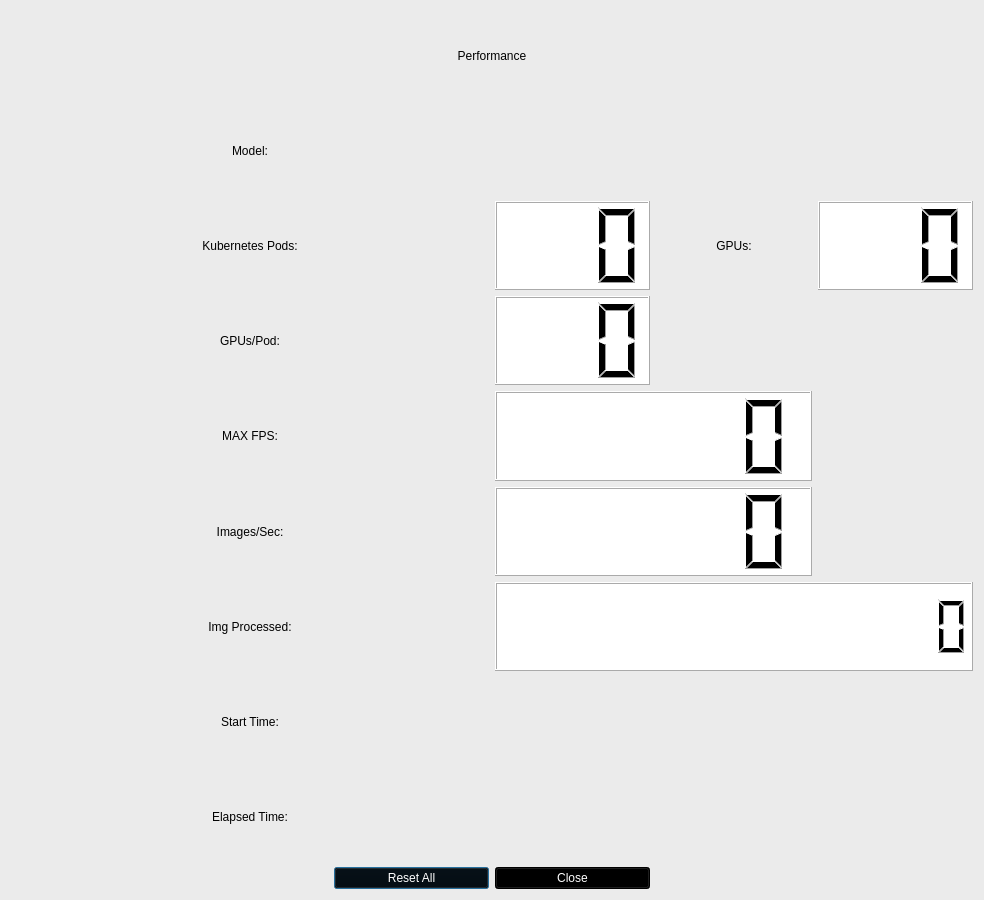
japarada/MIVisionX, file apps/cloud_inference/client_app/perf_graph.ui: the form before one commit.
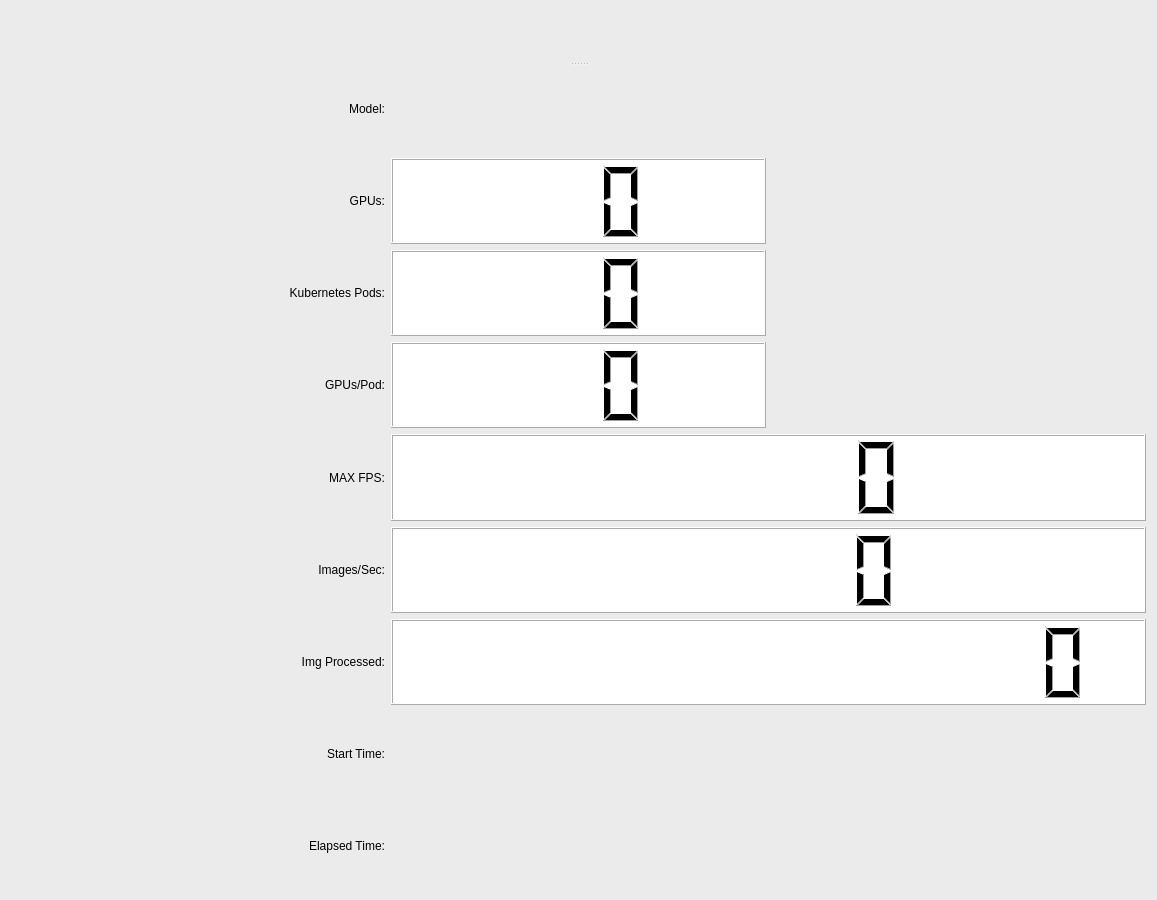
The form after the commit. Icons and pictures are not drawn.

Commit message:
H/graph enhancement (#15)
* graph fix

* MV Compile - bug fix (#136)

* graph ui fix

* added rocm logo

* graph update

* Cloud Inference Application - graph update (#139)

* graph update

* graph update

* graph update

* update ui

Diff of the .ui file:
```diff
--- a/apps/cloud_inference/client_app/perf_graph.ui
+++ b/apps/cloud_inference/client_app/perf_graph.ui
@@ -9,7 +9,7 @@
    <rect>
     <x>0</x>
     <y>0</y>
-    <width>984</width>
+    <width>1157</width>
     <height>900</height>
    </rect>
   </property>
@@ -26,9 +26,106 @@
    <string notr="true">
 background-color: rgb(235, 235, 235);</string>
   </property>
+  <property name="sizeGripEnabled">
+   <bool>false</bool>
+  </property>
+  <layout class="QGridLayout" name="gridLayout_2">
+   <item row="0" column="0">
+    <widget class="QSplitter" name="splitter">
+     <property name="orientation">
+      <enum>Qt::Vertical</enum>
+     </property>
+     <widget class="QWidget" name="">
+      <layout class="QHBoxLayout" name="horizontalLayout_2">
+       <property name="sizeConstraint">
+        <enum>QLayout::SetDefaultConstraint</enum>
+       </property>
+       <item>
+        <widget class="QLabel" name="logo_label_2">
+         <property name="sizePolicy">
+          <sizepolicy hsizetype="Preferred" vsizetype="Fixed">
+           <horstretch>0</horstretch>
+           <verstretch>0</verstretch>
+          </sizepolicy>
+         </property>
+         <property name="text">
+          <string/>
+         </property>
+         <property name="pixmap">
+          <pixmap resource="resources.qrc">:/images/AMD.png</pixmap>
+         </property>
+         <property name="scaledContents">
+          <bool>false</bool>
+         </property>
+         <property name="alignment">
+          <set>Qt::AlignCenter</set>
+         </property>
+        </widget>
+       </item>
+       <item>
+        <widget class="QLabel" name="logo_label_3">
+         <property name="sizePolicy">
+          <sizepolicy hsizetype="Preferred" vsizetype="Fixed">
+           <horstretch>0</horstretch>
+           <verstretch>0</verstretch>
+          </sizepolicy>
+         </property>
+         <property name="text">
+          <string/>
+         </property>
+         <property name="pixmap">
+          <pixmap resource="resources.qrc">:/images/Radeon.png</pixmap>
+         </property>
+         <property name="alignment">
+          <set>Qt::AlignCenter</set>
+         </property>
+        </widget>
+       </item>
+       <item>
+        <widget class="QLabel" name="logo_label">
+         <property name="sizePolicy">
+          <sizepolicy hsizetype="Preferred" vsizetype="Fixed">
+           <horstretch>0</horstretch>
+           <verstretch>0</verstretch>
+          </sizepolicy>
+         </property>
+         <property name="text">
+          <string/>
+         </property>
+         <property name="pixmap">
+          <pixmap resource="resources.qrc">:/images/MIVisionX.png</pixmap>
+         </property>
+         <property name="alignment">
+          <set>Qt::AlignRight|Qt::AlignTrailing|Qt::AlignVCenter</set>
+         </property>
+        </widget>
+       </item>
+      </layout>
+     </widget>
+     <widget class="QWidget" name="">
   <layout class="QGridLayout" name="gridLayout">
-   <item row="3" column="3">
+       <item row="16" column="0">
+        <widget class="QLabel" name="ElapsedTimeName_label">
+         <property name="styleSheet">
+          <string notr="true">color: rgb(0, 0, 0);
+font: 75 36pt &quot;Ubuntu&quot;;</string>
+         </property>
+         <property name="text">
+          <string>Elapsed Time:</string>
+         </property>
+         <property name="alignment">
+          <set>Qt::AlignRight|Qt::AlignTrailing|Qt::AlignVCenter</set>
+         </property>
+        </widget>
+       </item>
+       <item row="8" column="1">
     <widget class="QLCDNumber" name="GPU_lcdNumber">
+         <property name="sizePolicy">
+          <sizepolicy hsizetype="Minimum" vsizetype="Minimum">
+           <horstretch>0</horstretch>
+           <verstretch>0</verstretch>
+          </sizepolicy>
+         </property>
      <property name="styleSheet">
       <string notr="true">background-color: rgb(255, 255, 255);
 color: rgb(0, 0, 0);</string>
@@ -38,18 +135,98 @@
      </property>
     </widget>
    </item>
-   <item row="0" column="0">
-    <widget class="QLabel" name="logo_label_2">
+       <item row="12" column="0">
+        <widget class="QLabel" name="fps_label">
+         <property name="styleSheet">
+          <string notr="true">color: rgb(0, 0, 0);
+font: 75 36pt &quot;Ubuntu&quot;;</string>
+         </property>
+         <property name="text">
+          <string>Images/Sec:</string>
+         </property>
+         <property name="alignment">
+          <set>Qt::AlignRight|Qt::AlignTrailing|Qt::AlignVCenter</set>
+         </property>
+        </widget>
+       </item>
+       <item row="15" column="0">
+        <widget class="QLabel" name="startName_label">
+         <property name="styleSheet">
+          <string notr="true">color: rgb(0, 0, 0);
+font: 75 36pt &quot;Ubuntu&quot;;</string>
+         </property>
+         <property name="text">
+          <string>Start Time:</string>
+         </property>
+         <property name="alignment">
+          <set>Qt::AlignRight|Qt::AlignTrailing|Qt::AlignVCenter</set>
+         </property>
+        </widget>
+       </item>
+       <item row="5" column="0">
+        <widget class="QLabel" name="kubernetes_pod_label">
+         <property name="styleSheet">
+          <string notr="true">color: rgb(0, 0, 0);
+font: 75 36pt &quot;Ubuntu&quot;;</string>
+         </property>
+         <property name="text">
+          <string>Kubernetes Pods:</string>
+         </property>
+         <property name="alignment">
+          <set>Qt::AlignRight|Qt::AlignTrailing|Qt::AlignVCenter</set>
+         </property>
+        </widget>
+       </item>
+       <item row="0" column="1">
+        <widget class="QLabel" name="modelName_label">
+         <property name="styleSheet">
+          <string notr="true">color: rgb(170, 0, 0);
+font: 75 36pt &quot;Ubuntu&quot;;</string>
+         </property>
      <property name="text">
       <string/>
      </property>
-     <property name="pixmap">
-      <pixmap resource="resources.qrc">:/images/amd-logo-150x150.jpg</pixmap>
-     </property>
-    </widget>
-   </item>
-   <item row="5" column="3" colspan="2">
+        </widget>
+       </item>
+       <item row="5" column="1">
+        <widget class="QLCDNumber" name="pods_lcdNumber">
+         <property name="sizePolicy">
+          <sizepolicy hsizetype="Minimum" vsizetype="Minimum">
+           <horstretch>0</horstretch>
+           <verstretch>0</verstretch>
+          </sizepolicy>
+         </property>
+         <property name="styleSheet">
+          <string notr="true">background-color: rgb(255, 255, 255);
+color: rgb(0, 0, 0);</string>
+         </property>
+         <property name="digitCount">
+          <number>3</number>
+         </property>
+        </widget>
+       </item>
+       <item row="0" column="0">
+        <widget class="QLabel" name="Model_label">
+         <property name="styleSheet">
+          <string notr="true">color: rgb(0, 0, 0);
+font: 75 36pt &quot;Ubuntu&quot;;</string>
+         </property>
+         <property name="text">
+          <string>Model:</string>
+         </property>
+         <property name="alignment">
+          <set>Qt::AlignRight|Qt::AlignTrailing|Qt::AlignVCenter</set>
+         </property>
+        </widget>
+       </item>
+       <item row="12" column="1" colspan="2">
     <widget class="QLCDNumber" name="fps_lcdNumber">
+         <property name="sizePolicy">
+          <sizepolicy hsizetype="Minimum" vsizetype="Minimum">
+           <horstretch>0</horstretch>
+           <verstretch>0</verstretch>
+          </sizepolicy>
+         </property>
      <property name="styleSheet">
       <string notr="true">background-color: rgb(255, 255, 255);
 color: rgb(0, 0, 0);</string>
@@ -65,76 +242,14 @@
      </property>
     </widget>
    </item>
-   <item row="2" column="4">
-    <widget class="QLabel" name="TotalGPU_label">
-     <property name="styleSheet">
-      <string notr="true">color: rgb(0, 0, 0);
-font: 75 36pt &quot;Ubuntu&quot;;</string>
-     </property>
-     <property name="text">
-      <string>GPUs:</string>
-     </property>
-     <property name="alignment">
-      <set>Qt::AlignCenter</set>
-     </property>
-    </widget>
-   </item>
-   <item row="0" column="5">
-    <widget class="QLabel" name="logo_label">
-     <property name="text">
-      <string/>
-     </property>
-     <property name="pixmap">
-      <pixmap resource="resources.qrc">:/images/vega_icon_150.png</pixmap>
-     </property>
-    </widget>
-   </item>
-   <item row="2" column="3">
-    <widget class="QLCDNumber" name="pods_lcdNumber">
-     <property name="styleSheet">
-      <string notr="true">background-color: rgb(255, 255, 255);
-color: rgb(0, 0, 0);</string>
-     </property>
-     <property name="digitCount">
-      <number>3</number>
-     </property>
-    </widget>
-   </item>
-   <item row="2" column="5">
-    <widget class="QLCDNumber" name="TotalGPU_lcdNumber">
-     <property name="styleSheet">
-      <string notr="true">background-color: rgb(255, 255, 255);
-color: rgb(0, 0, 0);</string>
-     </property>
-     <property name="digitCount">
-      <number>3</number>
-     </property>
-    </widget>
-   </item>
-   <item row="1" column="3" colspan="3">
-    <widget class="QLabel" name="modelName_label">
-     <property name="styleSheet">
-      <string notr="true">color: rgb(170, 0, 0);
-font: 75 36pt &quot;Ubuntu&quot;;</string>
-     </property>
-     <property name="text">
-      <string/>
-     </property>
-    </widget>
-   </item>
-   <item row="9" column="2">
-    <widget class="QPushButton" name="reset_pushButton">
-     <property name="styleSheet">
-      <string notr="true">background-color: rgb(0, 0, 0);
-color: rgb(255, 255, 255);</string>
-     </property>
-     <property name="text">
-      <string>Reset All</string>
-     </property>
-    </widget>
-   </item>
-   <item row="4" column="3" colspan="2">
+       <item row="10" column="1" colspan="2">
     <widget class="QLCDNumber" name="maxFPS_lcdNumber">
+         <property name="sizePolicy">
+          <sizepolicy hsizetype="Minimum" vsizetype="Minimum">
+           <horstretch>0</horstretch>
+           <verstretch>0</verstretch>
+          </sizepolicy>
+         </property>
      <property name="styleSheet">
       <string notr="true">background-color: rgb(255, 255, 255);
 color: rgb(0, 0, 0);</string>
@@ -144,63 +259,7 @@
      </property>
     </widget>
    </item>
-   <item row="0" column="1" colspan="4">
-    <widget class="QLabel" name="header_label">
-     <property name="styleSheet">
-      <string notr="true">color: rgb(0, 0, 0);
-font: 75 48pt &quot;Ubuntu&quot;;</string>
-     </property>
-     <property name="text">
-      <string>Performance</string>
-     </property>
-     <property name="alignment">
-      <set>Qt::AlignCenter</set>
-     </property>
-    </widget>
-   </item>
-   <item row="1" column="0" colspan="3">
-    <widget class="QLabel" name="Model_label">
-     <property name="styleSheet">
-      <string notr="true">color: rgb(0, 0, 0);
-font: 75 36pt &quot;Ubuntu&quot;;</string>
-     </property>
-     <property name="text">
-      <string>Model:</string>
-     </property>
-     <property name="alignment">
-      <set>Qt::AlignCenter</set>
-     </property>
-    </widget>
-   </item>
-   <item row="2" column="0" colspan="3">
-    <widget class="QLabel" name="kubernetes_pod_label">
-     <property name="styleSheet">
-      <string notr="true">color: rgb(0, 0, 0);
-font: 75 36pt &quot;Ubuntu&quot;;</string>
-     </property>
-     <property name="text">
-      <string>Kubernetes Pods:</string>
-     </property>
-     <property name="alignment">
-      <set>Qt::AlignCenter</set>
-     </property>
-    </widget>
-   </item>
-   <item row="3" column="0" colspan="3">
-    <widget class="QLabel" name="NGPU_label">
-     <property name="styleSheet">
-      <string notr="true">color: rgb(0, 0, 0);
-font: 75 36pt &quot;Ubuntu&quot;;</string>
-     </property>
-     <property name="text">
-      <string>GPUs/Pod:</string>
-     </property>
-     <property name="alignment">
-      <set>Qt::AlignCenter</set>
-     </property>
-    </widget>
-   </item>
-   <item row="4" column="0" colspan="3">
+       <item row="10" column="0">
     <widget class="QLabel" name="maxFPS_label">
      <property name="styleSheet">
       <string notr="true">font: 75 36pt &quot;Ubuntu&quot;;
@@ -210,25 +269,39 @@
       <string>MAX FPS:</string>
      </property>
      <property name="alignment">
-      <set>Qt::AlignCenter</set>
+          <set>Qt::AlignRight|Qt::AlignTrailing|Qt::AlignVCenter</set>
      </property>
     </widget>
    </item>
-   <item row="5" column="0" colspan="3">
-    <widget class="QLabel" name="fps_label">
+       <item row="8" column="0">
+        <widget class="QLabel" name="NGPU_label">
      <property name="styleSheet">
       <string notr="true">color: rgb(0, 0, 0);
 font: 75 36pt &quot;Ubuntu&quot;;</string>
      </property>
      <property name="text">
-      <string>Images/Sec:</string>
+          <string>GPUs/Pod:</string>
      </property>
      <property name="alignment">
-      <set>Qt::AlignCenter</set>
+          <set>Qt::AlignRight|Qt::AlignTrailing|Qt::AlignVCenter</set>
      </property>
     </widget>
    </item>
-   <item row="6" column="0" colspan="3">
+       <item row="2" column="0">
+        <widget class="QLabel" name="TotalGPU_label">
+         <property name="styleSheet">
+          <string notr="true">color: rgb(0, 0, 0);
+font: 75 36pt &quot;Ubuntu&quot;;</string>
+         </property>
+         <property name="text">
+          <string>GPUs:</string>
+         </property>
+         <property name="alignment">
+          <set>Qt::AlignRight|Qt::AlignTrailing|Qt::AlignVCenter</set>
+         </property>
+        </widget>
+       </item>
+       <item row="14" column="0">
     <widget class="QLabel" name="images_label">
      <property name="styleSheet">
       <string notr="true">color: rgb(0, 0, 0);
@@ -238,50 +311,11 @@
       <string>Img Processed:</string>
      </property>
      <property name="alignment">
-      <set>Qt::AlignCenter</set>
+          <set>Qt::AlignRight|Qt::AlignTrailing|Qt::AlignVCenter</set>
      </property>
     </widget>
    </item>
-   <item row="7" column="0" colspan="3">
-    <widget class="QLabel" name="startName_label">
-     <property name="styleSheet">
-      <string notr="true">color: rgb(0, 0, 0);
-font: 75 36pt &quot;Ubuntu&quot;;</string>
-     </property>
-     <property name="text">
-      <string>Start Time:</string>
-     </property>
-     <property name="alignment">
-      <set>Qt::AlignCenter</set>
-     </property>
-    </widget>
-   </item>
-   <item row="8" column="0" colspan="3">
-    <widget class="QLabel" name="ElapsedTimeName_label">
-     <property name="styleSheet">
-      <string notr="true">color: rgb(0, 0, 0);
-font: 75 36pt &quot;Ubuntu&quot;;</string>
-     </property>
-     <property name="text">
-      <string>Elapsed Time:</string>
-     </property>
-     <property name="alignment">
-      <set>Qt::AlignCenter</set>
-     </property>
-    </widget>
-   </item>
-   <item row="8" column="3" colspan="3">
-    <widget class="QLabel" name="elapsedTime_label">
-     <property name="styleSheet">
-      <string notr="true">color: rgb(170, 0, 0);
-font: 75 28pt &quot;Ubuntu&quot;;</string>
-     </property>
-     <property name="text">
-      <string/>
-     </property>
-    </widget>
-   </item>
-   <item row="7" column="3" colspan="3">
+       <item row="15" column="1" colspan="2">
     <widget class="QLabel" name="StartTime_label">
      <property name="styleSheet">
       <string notr="true">color: rgb(170, 0, 0);
@@ -292,8 +326,31 @@
      </property>
     </widget>
    </item>
-   <item row="6" column="3" colspan="3">
+       <item row="2" column="1">
+        <widget class="QLCDNumber" name="TotalGPU_lcdNumber">
+         <property name="sizePolicy">
+          <sizepolicy hsizetype="Minimum" vsizetype="Minimum">
+           <horstretch>0</horstretch>
+           <verstretch>0</verstretch>
+          </sizepolicy>
+         </property>
+         <property name="styleSheet">
+          <string notr="true">background-color: rgb(255, 255, 255);
+color: rgb(0, 0, 0);</string>
+         </property>
+         <property name="digitCount">
+          <number>3</number>
+         </property>
+        </widget>
+       </item>
+       <item row="14" column="1" colspan="2">
     <widget class="QLCDNumber" name="images_lcdNumber">
+         <property name="sizePolicy">
+          <sizepolicy hsizetype="Minimum" vsizetype="Minimum">
+           <horstretch>0</horstretch>
+           <verstretch>0</verstretch>
+          </sizepolicy>
+         </property>
      <property name="styleSheet">
       <string notr="true">background-color: rgb(255, 255, 255);
 color: rgb(0, 0, 0);</string>
@@ -306,15 +363,19 @@
      </property>
     </widget>
    </item>
-   <item row="9" column="3">
-    <widget class="QPushButton" name="close_pushButton">
+       <item row="16" column="1" colspan="2">
+        <widget class="QLabel" name="elapsedTime_label">
      <property name="styleSheet">
-      <string notr="true">background-color: rgb(0, 0, 0);
-color: rgb(255, 255, 255);</string>
+          <string notr="true">color: rgb(170, 0, 0);
+font: 75 28pt &quot;Ubuntu&quot;;</string>
      </property>
      <property name="text">
-      <string>Close</string>
-     </property>
+          <string/>
+         </property>
+        </widget>
+       </item>
+      </layout>
+     </widget>
     </widget>
    </item>
   </layout>
```
Lines whose indentation alone changed are shown as unchanged. The commit also changes 8 other files.
